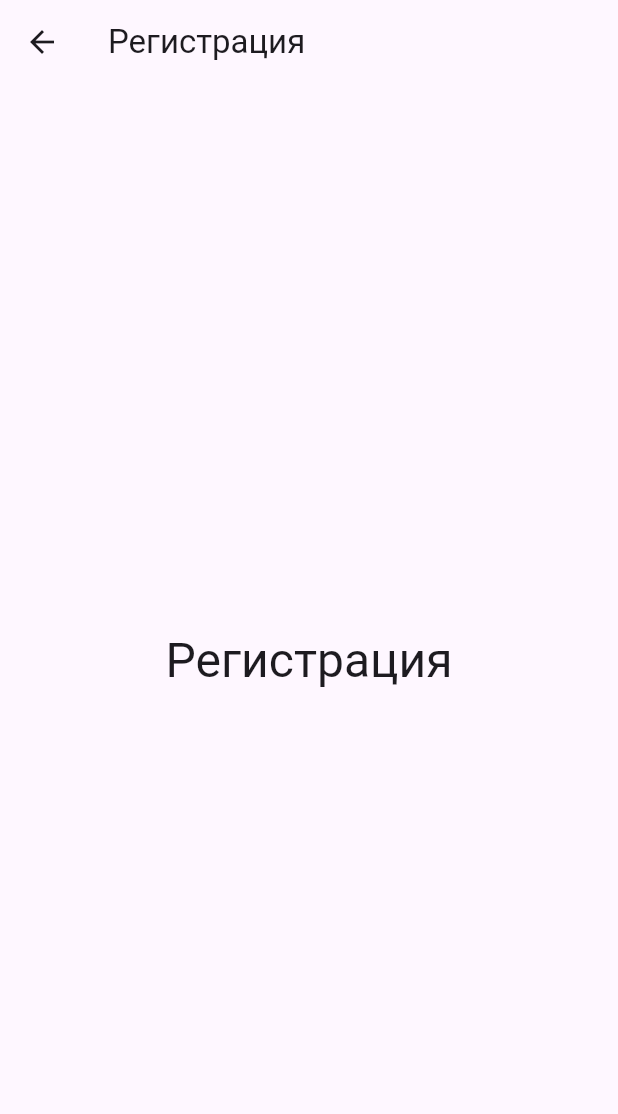
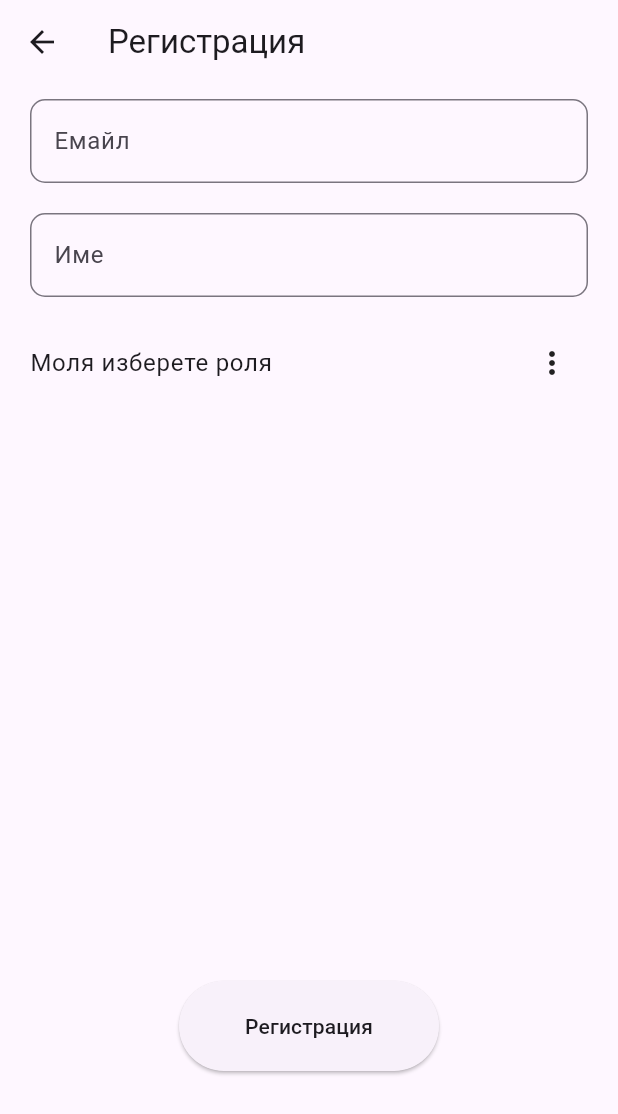
Before and after one commit to KaloyanStoyanov06/PGEE, a Flutter app: the SignUpPage screen opened by its route, on a phone screen of 412 x 824 dp. Shown: the top 1114 px of the screen. Run offline on Flutter 3.47's test engine with Material 2 defaults, Android fonts, the phone set to English and light mode, and no system bars; our stand-ins replace cloud_firestore, firebase_auth, firebase_core, flutter_dotenv; missing offline and left inert: dart:ffi; accounts and stored records are empty; network calls fail.

Commit message:
SignUp page is done

```diff
--- a/lib/components/drawer.dart
+++ b/lib/components/drawer.dart
@@ -106,7 +106,7 @@ class DrawerComponent extends StatelessWidget {
             leading: Icon(Icons.settings),
             title: Text("Настройки"),
             onTap: () {
-              Navigator.pop(context);
+              Navigator.pushNamed(context, '/settings');
             },
           ),
           ListTile(
--- a/lib/main.dart
+++ b/lib/main.dart
@@ -5,6 +5,7 @@ import 'package:flutter/services.dart';
 import 'package:flutter_dotenv/flutter_dotenv.dart';
 import 'package:pgee/firebase_options.dart';
 import 'package:pgee/pages/home.dart';
+import 'package:pgee/pages/settings.dart';
 import 'package:pgee/pages/sign_in.dart';
 import 'package:pgee/pages/sign_up.dart';
 import 'package:pgee/pages/switch.dart';
@@ -36,14 +37,15 @@ class MyApp extends StatelessWidget {
 
     return MaterialApp(
       debugShowCheckedModeBanner: false,
-      title: '',
+      title: 'PGEE',
       theme: Themes.lightTheme,
       darkTheme: Themes.darkTheme,
       home: AuthRedirect(),
       routes: {
         '/home': (context) => HomePage(),
         '/sign-in': (context) => SignInPage(),
-        '/sign-up': (context) => SignUpPage()
+        '/sign-up': (context) => SignUpPage(),
+        '/settings': (context) => SettingsPage(),
       },
     );
   }
--- a/lib/pages/sign_up.dart
+++ b/lib/pages/sign_up.dart
@@ -9,6 +9,9 @@ class SignUpPage extends StatefulWidget {
 }
 
 class _SignUpPageState extends State<SignUpPage> {
+  var selectedRole = "";
+  var RoleText = "Моля изберете роля";
+
   @override
   Widget build(BuildContext context) {
     return Scaffold(
@@ -16,9 +19,87 @@ class _SignUpPageState extends State<SignUpPage> {
         title: const Text("Регистрация"),
       ),
       body: Center(
-        child: Text(
-          'Регистрация',
-          style: Theme.of(context).textTheme.headlineLarge,
+        child: Padding(
+          padding: const EdgeInsets.symmetric(
+            horizontal: 20.0,
+            vertical: 10,
+          ),
+          child: Column(
+            mainAxisAlignment: MainAxisAlignment.start,
+            children: [
+              TextField(
+                autofocus: false,
+                decoration: InputDecoration(
+                  labelText: "Емайл",
+                ),
+              ),
+              SizedBox(height: 20),
+              TextField(
+                autofocus: false,
+                decoration: InputDecoration(
+                  labelText: "Име",
+                ),
+              ),
+              SizedBox(height: 20),
+              Row(
+                mainAxisAlignment: MainAxisAlignment.spaceBetween,
+                children: [
+                  Text(
+                    RoleText,
+                    style: Theme.of(context).textTheme.bodyLarge,
+                  ),
+                  PopupMenuButton(
+                    elevation: 20,
+                    color: Theme.of(context).colorScheme.secondaryContainer,
+                    shape: RoundedRectangleBorder(
+                      borderRadius: BorderRadius.circular(20),
+                    ),
+                    itemBuilder: (context) => [
+                      PopupMenuItem(
+                        child: Text("Ученик"),
+                        onTap: () {
+                          setState(() {
+                            selectedRole = "student";
+                            RoleText = "Ученик";
+                          });
+                        },
+                      ),
+                      PopupMenuItem(
+                        child: Text("Учител"),
+                        onTap: () {
+                          setState(() {
+                            selectedRole = "teacher";
+                            RoleText = "Учител";
+                          });
+                        },
+                      ),
+                      PopupMenuItem(
+                        child: Text("Админ"),
+                        onTap: () {
+                          setState(() {
+                            selectedRole = "admin";
+                            RoleText = "Админ";
+                          });
+                        },
+                      )
+                    ],
+                  ),
+                ],
+              ),
+              Expanded(
+                child: Container(),
+              ),
+              ElevatedButton(
+                onPressed: () {},
+                child: Padding(
+                  padding: const EdgeInsets.all(20.0),
+                  child: Text("Регистрация",
+                      style: Theme.of(context).textTheme.button),
+                ),
+              ),
+              SizedBox(height: 100),
+            ],
+          ),
         ),
       ),
     );
--- a/lib/themes.dart
+++ b/lib/themes.dart
@@ -34,5 +34,8 @@ class Themes {
         shape: RoundedRectangleBorder(borderRadius: BorderRadius.circular(20)),
         style: ListTileStyle.drawer,
       ),
-  );
+      snackBarTheme: SnackBarThemeData(
+        backgroundColor:
+            ColorScheme.fromSeed(seedColor: Colors.deepPurple).background,
+      ));
 }
```
Also changed, not shown: lib/pages/programs/today.dart (+10 -1 lines), lib/pages/settings.dart (added, +28 -0 lines), lib/pages/sign_in.dart (+1 -42 lines), lib/services/firebase_service.dart (+48 -0 lines). Lines whose indentation alone changed are shown as unchanged.
